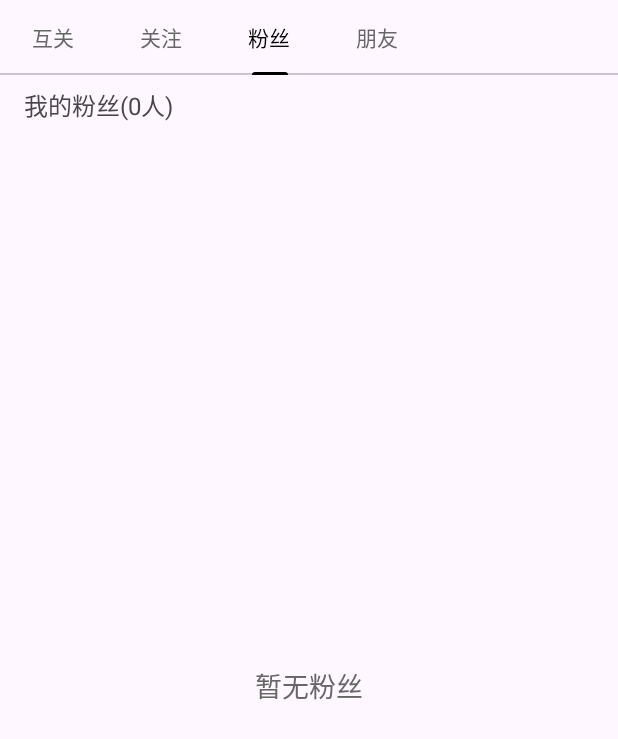
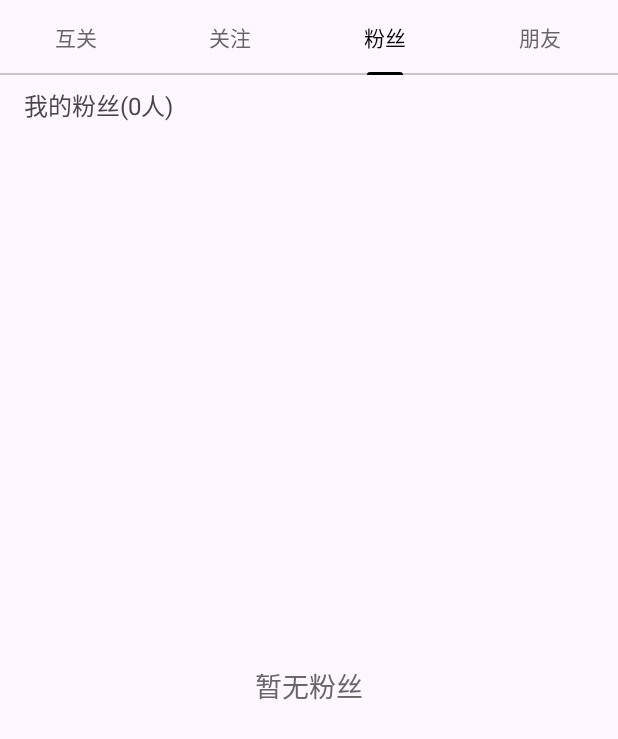
Before and after one commit to kaiwenzhou1/tiktokFollow, an Android app: the screen it shows after launch (FollowActivity), tab 3 chosen, on a phone screen of 412 x 824 dp. Shown: the top 739 px of the screen. Run offline under Robolectric (Android 15) with nearby library versions, the phone set to English and light mode, and no system bars.

Commit message:
顶栏显示优化

```diff
--- a/app/src/main/res/layout/activity_follow.xml
+++ b/app/src/main/res/layout/activity_follow.xml
@@ -13,32 +13,34 @@
         android:layout_width="match_parent"
         android:layout_height="50dp"
         app:layout_constraintTop_toTopOf="parent"
-        app:tabMode="scrollable"
-        app:tabGravity="start"
+
+        app:tabMode="fixed"
+        app:tabGravity="fill"
+
         app:tabTextColor="@color/gray_unfollowed"
         app:tabSelectedTextColor="@color/black"
         app:tabIndicatorColor="@color/black"
         app:tabIndicatorHeight="2dp">
 
         <com.google.android.material.tabs.TabItem
-            android:layout_width="wrap_content"
+            android:layout_width="0dp"
             android:layout_height="wrap_content"
-            android:text="@string/mutual_follow"/>
+            android:text="@string/mutual_follow" />
 
         <com.google.android.material.tabs.TabItem
-            android:layout_width="wrap_content"
+            android:layout_width="0dp"
             android:layout_height="wrap_content"
-            android:text="@string/follow"/>
+            android:text="@string/follow" />
 
         <com.google.android.material.tabs.TabItem
-            android:layout_width="wrap_content"
+            android:layout_width="0dp"
             android:layout_height="wrap_content"
-            android:text="@string/fans"/>
+            android:text="@string/fans" />
 
         <com.google.android.material.tabs.TabItem
-            android:layout_width="wrap_content"
+            android:layout_width="0dp"
             android:layout_height="wrap_content"
-            android:text="@string/friends"/>
+            android:text="@string/friends" />
 
     </com.google.android.material.tabs.TabLayout>
 
```
